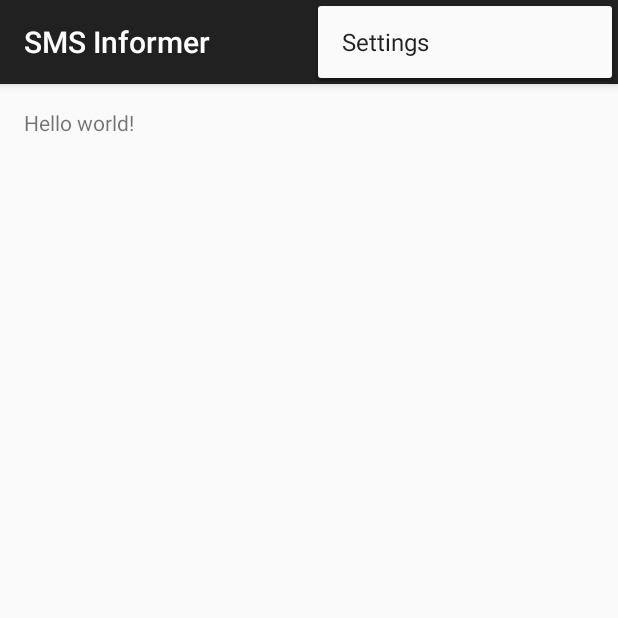
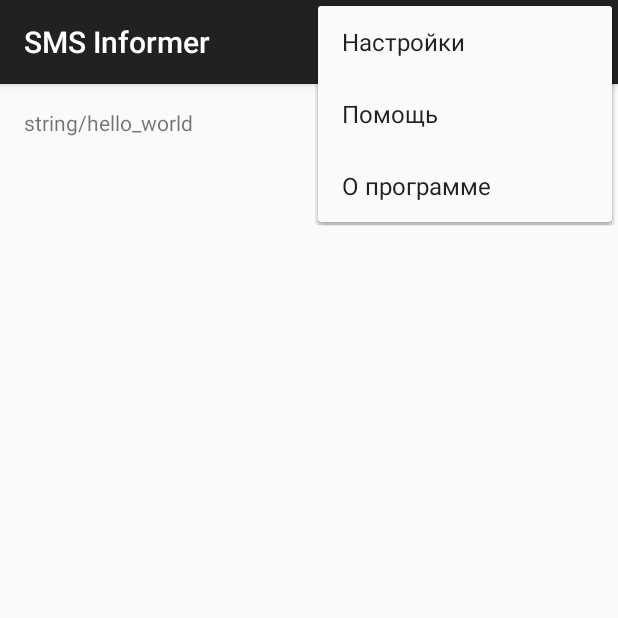
Before and after one commit to dieselrus/SMSInformer, an Android app: the screen it shows after launch (MainActivity), with the options menu open, on a phone screen of 412 x 824 dp, the top half of it. Run offline under Robolectric (Android 15) with nearby library versions, the light colour scheme and no system bars.

Commit message:
about activity

```diff
--- a/app/src/main/java/ru/dsoft38/smsinformer/MailReader.java
+++ b/app/src/main/java/ru/dsoft38/smsinformer/MailReader.java
@@ -101,9 +101,10 @@
                     String PhoneList = content.substring(firstPos + 11, endPos).trim();
 
 		    	    /*<GroupID> </GroupID>*/
+                    String GroupID = "1";
                     firstPos = content.indexOf("<GroupID>");
                     endPos = content.indexOf("</GroupID>");
-                    String GroupID = content.substring(firstPos + 9, endPos).trim();
+                    GroupID = content.substring(firstPos + 9, endPos).trim();
 
 		    	    /*<MessageText> </MessageText>*/
                     firstPos = content.indexOf("<MessageText>");
--- a/app/src/main/java/ru/dsoft38/smsinformer/MainActivity.java
+++ b/app/src/main/java/ru/dsoft38/smsinformer/MainActivity.java
@@ -15,7 +15,9 @@
         super.onCreate(savedInstanceState);
         setContentView(R.layout.activity_main);
 
-        AlarmReceiver.scheduleAlarms(this);
+        //AlarmReceiver.scheduleAlarms(this);
+        Intent i = new Intent(this, ReceiveService.class);
+        this.startService(i);
     }
 
     @Override
@@ -37,6 +39,12 @@
             Intent i = new Intent(this, SettingsActivity.class);
             startActivity(i);
             return true;
+        } else if(id == R.id.action_help){
+            Intent i = new Intent(this, Help.class);
+            startActivity(i);
+        } else if(id == R.id.action_about){
+            Intent i = new Intent(this, About.class);
+            startActivity(i);
         }
 
         return super.onOptionsItemSelected(item);
--- a/app/src/main/java/ru/dsoft38/smsinformer/ReceiveService.java
+++ b/app/src/main/java/ru/dsoft38/smsinformer/ReceiveService.java
@@ -24,6 +24,9 @@
     @Override
     public void onCreate() {
         Log.d(LOG_TAG, "onCreate");
+
+        // Поставил задачу
+        AlarmReceiver.scheduleAlarms(this);
 
         Intent sentIn = new Intent(SENT_SMS_FLAG);
         sentPIn = PendingIntent.getBroadcast(this, 0, sentIn, 0);
--- a/app/src/main/java/ru/dsoft38/smsinformer/SMSSend.java
+++ b/app/src/main/java/ru/dsoft38/smsinformer/SMSSend.java
@@ -12,7 +12,7 @@
 public class SMSSend {
     private final String LOG_TAG = "Send SMS";
 
-    private Context context;
+    private static Context context;
 
     private static PendingIntent sentPIn = null;
     private static PendingIntent deliverPIn = null;
@@ -54,6 +54,9 @@
             currentSMSNumberIndex = 0;
             arrayNum = null;
 
+            AlarmDb db = new AlarmDb(context);
+            db.delete_SMS_DATA(SMSSend.currentID);
+
             return;
         }
 
--- a/app/src/main/java/ru/dsoft38/smsinformer/SentReceiver.java
+++ b/app/src/main/java/ru/dsoft38/smsinformer/SentReceiver.java
@@ -22,9 +22,6 @@
                 SMSSend.currentSMSNumberIndex++;
                 SMSSend.sendingSMS();
 
-                AlarmDb db = new AlarmDb(context);
-                db.delete_SMS_DATA(SMSSend.currentID);
-
                 break;
             case SmsManager.RESULT_ERROR_RADIO_OFF :
                 Log.d(LOG_TAG, "Телефонный модуль выключен!");
--- a/app/src/main/res/layout/activity_main.xml
+++ b/app/src/main/res/layout/activity_main.xml
@@ -5,7 +5,13 @@
     android:paddingTop="@dimen/activity_vertical_margin"
     android:paddingBottom="@dimen/activity_vertical_margin" tools:context=".MainActivity">
 
-    <TextView android:text="@string/hello_world" android:layout_width="wrap_content"
-        android:layout_height="wrap_content" />
+    <TextView android:text="string/hello_world" android:layout_width="wrap_content"
+        android:layout_height="wrap_content"
+        android:layout_alignParentBottom="true"
+        android:layout_alignParentTop="true"
+        android:layout_alignParentRight="true"
+        android:layout_alignParentEnd="true"
+        android:layout_alignParentLeft="true"
+        android:layout_alignParentStart="true" />
 
 </RelativeLayout>
--- a/app/src/main/res/menu/menu_main.xml
+++ b/app/src/main/res/menu/menu_main.xml
@@ -3,4 +3,8 @@
     xmlns:tools="http://schemas.android.com/tools" tools:context=".MainActivity">
     <item android:id="@+id/action_settings" android:title="@string/action_settings"
         android:orderInCategory="100" app:showAsAction="never" />
+    <item android:id="@+id/action_help" android:title="@string/action_help"
+        android:orderInCategory="100" app:showAsAction="never" />
+    <item android:id="@+id/action_about" android:title="@string/action_about"
+        android:orderInCategory="100" app:showAsAction="never" />
 </menu>
--- a/app/src/main/res/values/strings.xml
+++ b/app/src/main/res/values/strings.xml
@@ -1,6 +1,10 @@
 <resources>
     <string name="app_name">SMS Informer</string>
 
-    <string name="hello_world">Hello world!</string>
-    <string name="action_settings">Settings</string>
+    <string name="title_activity_about">О программе</string>
+    <string name="title_activity_help">Помощь</string>
+
+    <string name="action_about">О программе</string>
+    <string name="action_help">Помощь</string>
+    <string name="action_settings">Настройки</string>
 </resources>
--- a/app/src/main/res/values/strings_activity_settings.xml
+++ b/app/src/main/res/values/strings_activity_settings.xml
@@ -16,11 +16,11 @@
     <string name="pref_title_mail_store_protocol">Протокол получения почты</string>
     <string-array name="pref_mail_store_protocol_list_titles">
         <item>imaps</item>
-        <item>pop3</item>
+        <!--<item>pop3</item> -->
     </string-array>
     <string-array name="pref_mail_store_protocol_list_values">
         <item>0</item>
-        <item>1</item>
+        <!--<item>1</item>-->
     </string-array>
 
     <string name="pref_title_mail_subject">Тема письма с данными для отправки СМС</string>
```
Also changed, not shown: app/src/main/AndroidManifest.xml (+10 -0 lines), app/src/main/java/ru/dsoft38/smsinformer/About.java (added, +32 -0 lines), app/src/main/java/ru/dsoft38/smsinformer/Help.java (added, +33 -0 lines), app/src/main/res/layout/about.xml (added, +13 -0 lines), app/src/main/res/layout/help.xml (added, +9 -0 lines), 4 other files.
